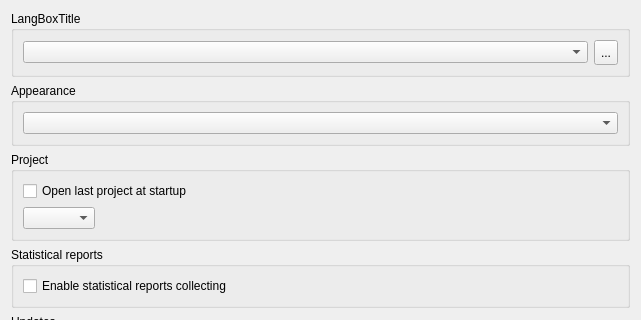
First picture: the form in src/ugeneui/src/app_settings/user_apps_settings/UserApplicationsSettingsWidget.ui, repository violethaze74/ugene, before the edit; both pictures show x 0 to 641 and y 0 to 320 of the 641 by 524 pixel window.
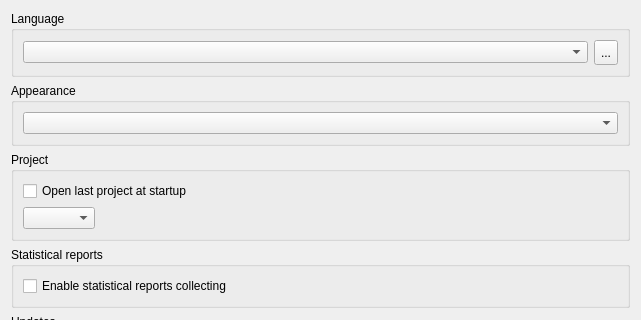
Second picture: the form after the edit.

Commit message: Fixing UI layout for multiple dialogs. Switching default Linux theme to 'Fusion'

The edit to the form file:
```diff
--- a/src/ugeneui/src/app_settings/user_apps_settings/UserApplicationsSettingsWidget.ui
+++ b/src/ugeneui/src/app_settings/user_apps_settings/UserApplicationsSettingsWidget.ui
@@ -23,7 +23,7 @@
    <item>
     <widget class="QGroupBox" name="langBox">
      <property name="title">
-      <string>LangBoxTitle</string>
+      <string>Language</string>
      </property>
      <layout class="QHBoxLayout" name="horizontalLayout">
       <item>
```
Left out of the diff: 3 changed lines with no effect on the pictures. The commit also changes 3 other files.
